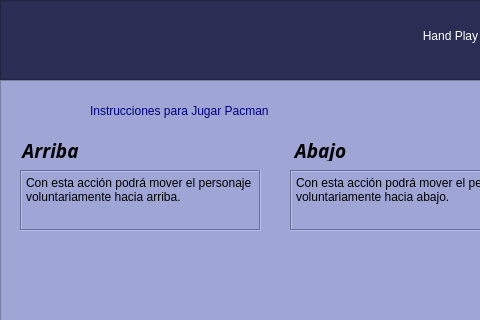
Rainherz/Hand-Play, file GUI/IPacman.ui: the form before one commit; both pictures show x 0 to 480 and y 0 to 320 of the 885 by 736 pixel window.
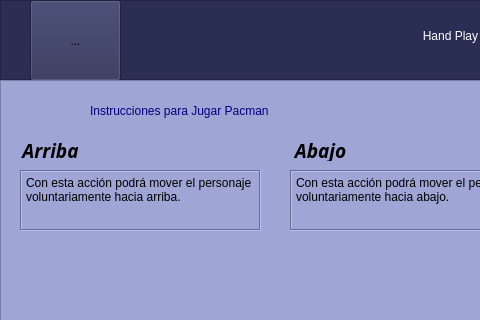
The form after the commit. Icons and pictures are not drawn.

```diff
--- a/GUI/IPacman.ui
+++ b/GUI/IPacman.ui
@@ -53,6 +53,41 @@
       <set>Qt::AlignCenter</set>
      </property>
     </widget>
+    <widget class="QToolButton" name="toolButton">
+     <property name="enabled">
+      <bool>true</bool>
+     </property>
+     <property name="geometry">
+      <rect>
+       <x>30</x>
+       <y>0</y>
+       <width>91</width>
+       <height>81</height>
+      </rect>
+     </property>
+     <property name="font">
+      <font>
+       <stylestrategy>PreferDefault</stylestrategy>
+       <kerning>true</kerning>
+      </font>
+     </property>
+     <property name="layoutDirection">
+      <enum>Qt::LeftToRight</enum>
+     </property>
+     <property name="text">
+      <string>...</string>
+     </property>
+     <property name="icon">
+      <iconset>
+       <normaloff>../img/logo.png</normaloff>../img/logo.png</iconset>
+     </property>
+     <property name="iconSize">
+      <size>
+       <width>160</width>
+       <height>160</height>
+      </size>
+     </property>
+    </widget>
    </widget>
    <widget class="QFrame" name="Videojuegos">
     <property name="geometry">
```
